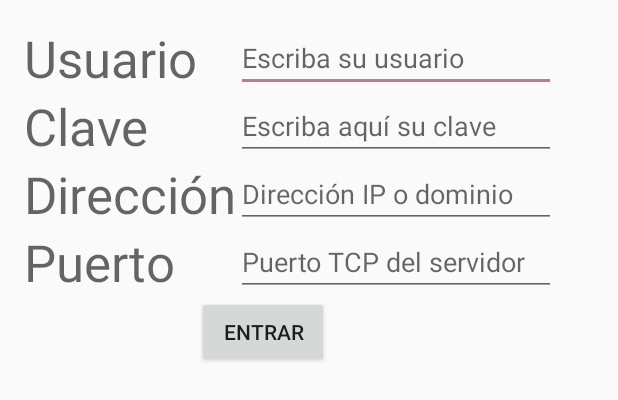
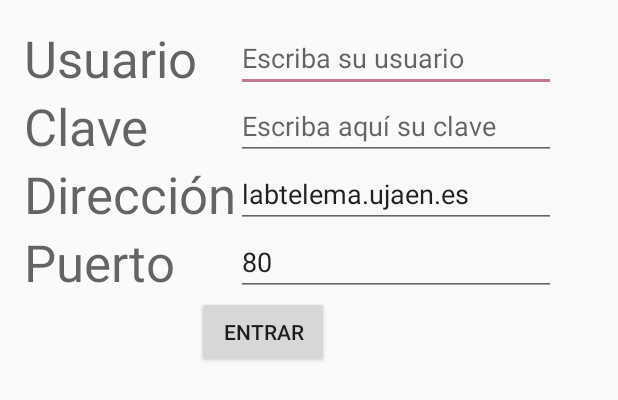
Before and after one commit to psmbailen/uja_ssmm1819_practica01, an Android app: the layout fragment_fragment_auth.xml on its own in the app's theme, with its tools: preview values and no code run, on a phone screen of 412 x 824 dp. Shown: the top 400 px of the screen. Run offline under Robolectric (Android 15) with nearby library versions, the phone set to English and light mode, and no system bars.

Commit message:
Puestos la dirección y el puerto por defecto

```diff
--- a/app/src/main/res/layout/fragment_fragment_auth.xml
+++ b/app/src/main/res/layout/fragment_fragment_auth.xml
@@ -78,7 +78,7 @@
             android:layout_below="@+id/fragment_auth_label_pass"
             android:layout_toEndOf="@+id/fragment_auth_label_ip"
             android:ems="10"
-            android:hint="@string/login_hint_ip"
+            android:text="labtelema.ujaen.es"
             android:inputType="text|textPersonName" />
 
         <TextView
@@ -97,7 +97,7 @@
             android:layout_below="@+id/fragment_auth_label_ip"
             android:layout_alignStart="@+id/fragment_auth_edit_name"
             android:ems="10"
-            android:hint="@string/login_hint_port"
+            android:text="80"
             android:inputType="textPersonName|number" />
 
     </RelativeLayout>
```
